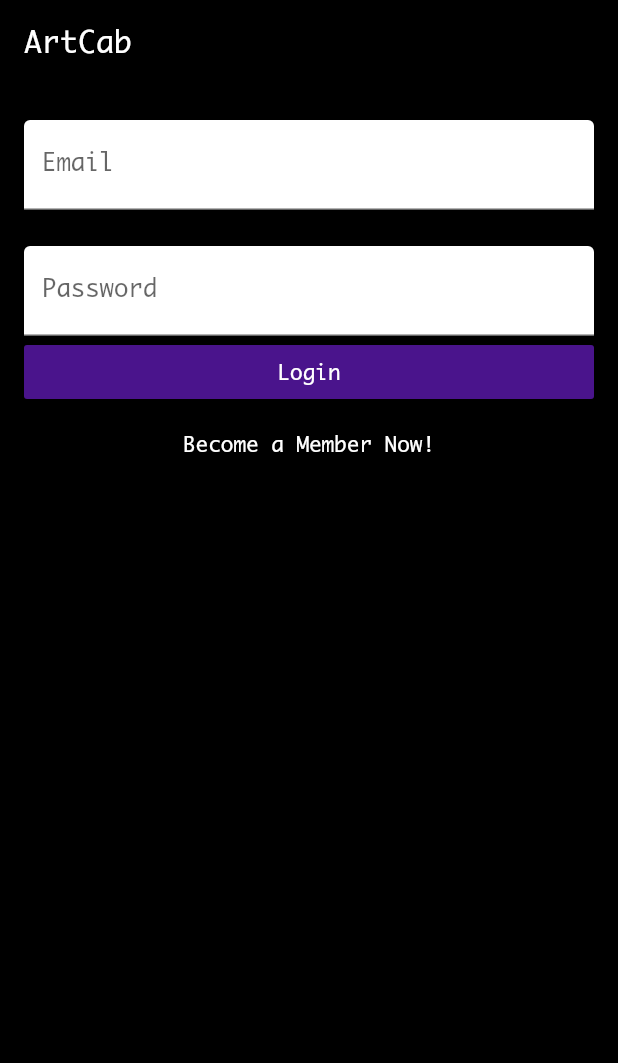
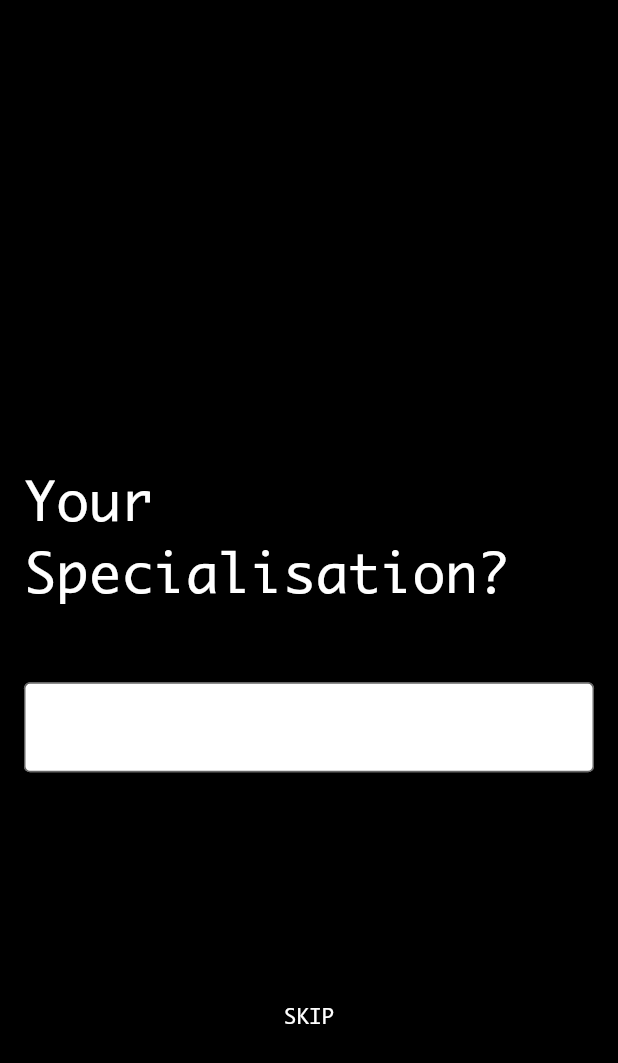
Before and after one commit to Luke-Vader/artcab, a Flutter app: the screen it shows after launch, on a phone screen of 412 x 824 dp. Shown: the top 1063 px of the screen. Run offline on Flutter 3.47's test engine with Material 2 defaults, Android fonts, the phone set to English and light mode, and no system bars; our stand-ins replace firebase_auth; accounts and stored records are empty.

Commit message:
the question template is made
Co-Authored-By: Sanket Mandal <sanketmndl@users.noreply.github.com>

```diff
--- /dev/null
+++ b/artcab/lib/home.dart
@@ -0,0 +1,17 @@
+import 'package:flutter/material.dart';
+
+class HomePage extends StatefulWidget {
+  @override
+  _HomePageState createState() => _HomePageState();
+}
+
+class _HomePageState extends State<HomePage> {
+  @override
+  Widget build(BuildContext context) {
+    return Container(
+      child: Center(
+        child: Text('HomePage'),
+      ),
+    );
+  }
+}
--- a/artcab/lib/login_page.dart
+++ b/artcab/lib/login_page.dart
@@ -1,3 +1,4 @@
+import 'package:artcab/home.dart';
 import 'package:artcab/main.dart';
 import 'package:flutter/gestures.dart';
 import 'package:flutter/material.dart';
@@ -48,6 +49,10 @@ class _LoginPageState extends State<LoginPage> {
       try {
         final AuthResult _result = await FirebaseAuth.instance.signInWithEmailAndPassword(email: _email, password: _password);
         print('Signed in: ${_result.user.uid}');
+        Navigator.push(
+          context,
+          MaterialPageRoute(builder: (context) => HomePage()),
+        );
       } catch (e) {
         print('$e');
       }
@@ -59,6 +64,10 @@ class _LoginPageState extends State<LoginPage> {
       try {
         final AuthResult _result = await FirebaseAuth.instance.createUserWithEmailAndPassword(email: _email, password: _password);
         print('Created User: ${_result.user.uid}');
+        Navigator.push(
+          context,
+          MaterialPageRoute(builder: (context) => HomePage()),
+        );
       } catch(e) {
         print('$e');
       }
--- a/artcab/lib/main.dart
+++ b/artcab/lib/main.dart
@@ -1,4 +1,5 @@
 import 'package:artcab/login_page.dart';
+import 'package:artcab/question.dart';
 import 'package:flutter/material.dart';
 import 'login_page.dart';
 import 'dart:async';
@@ -18,7 +19,7 @@ class MyApp extends StatelessWidget {
       ),
       home: new SplashScreen(),
       routes: <String, WidgetBuilder>{
-        '/Login': (BuildContext context) => new LoginPage()
+        '/Login': (BuildContext context) => new Questionnaire()
       },
     );
   }
--- /dev/null
+++ b/artcab/lib/question.dart
@@ -0,0 +1,83 @@
+import 'package:artcab/login_page.dart';
+import 'package:flutter/material.dart';
+
+class Questionnaire extends StatefulWidget {
+  @override
+  _QuestionnaireState createState() => _QuestionnaireState();
+}
+
+class _QuestionnaireState extends State<Questionnaire> {
+
+  void skip() {
+
+
+  }
+
+  final questionColor = Colors.white;
+
+  @override
+  Widget build(BuildContext context) {
+    return Scaffold(
+      backgroundColor: Colors.black,
+      body: Center(
+        child: Column(
+          mainAxisAlignment: MainAxisAlignment.spaceEvenly,
+          children: <Widget>[
+            new Flexible(
+              child: Container(),
+              flex: 5,
+            ),
+            new Flexible(
+              child: new Container(
+                padding: const EdgeInsets.all(16.0),
+                child: new Text(
+                  'Your Specialisation?',
+                  style: TextStyle(
+                    fontSize: 36,
+                    color: questionColor,
+                  ),
+                ),
+              ),
+              flex: 3,
+            ),
+            new Flexible(
+              child: new Container(
+                padding: const EdgeInsets.all(16.0),
+                child: new TextFormField(
+                  decoration: new InputDecoration(
+                    fillColor: questionColor,
+                    filled: true,
+                    border: OutlineInputBorder()
+                  ),
+                ),
+              ),
+              flex: 3,
+            ),
+            new Flexible(
+              child: Container(
+                child: new Center(
+                  child: new FlatButton(
+                    child: new Text(
+                      'SKIP',
+                      style: TextStyle(
+                        fontSize: 14,
+                        color: questionColor,
+                      ),
+                    ),
+                    onPressed: () => {
+                      Navigator.push(
+                        context,
+                        MaterialPageRoute(builder: (context) => LoginPage()),
+                      ),
+                    },
+                  ),
+                ),
+              ),
+              flex: 5,
+            )
+          ],
+        ),
+      ),
+    );
+  }
+}
```
